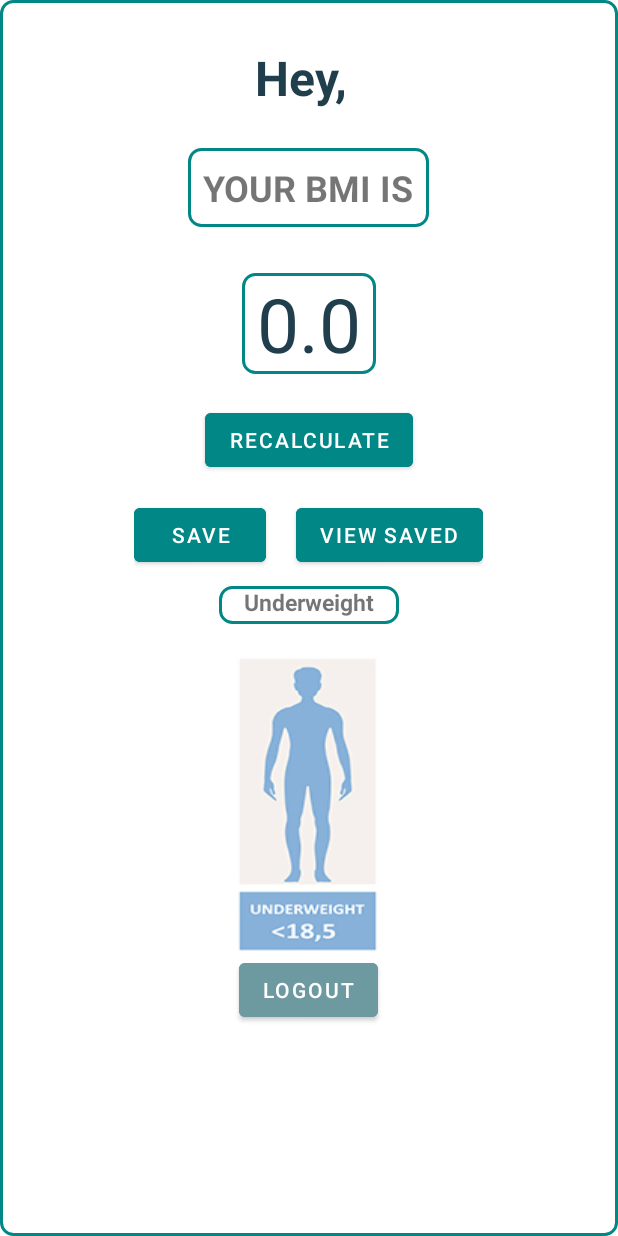
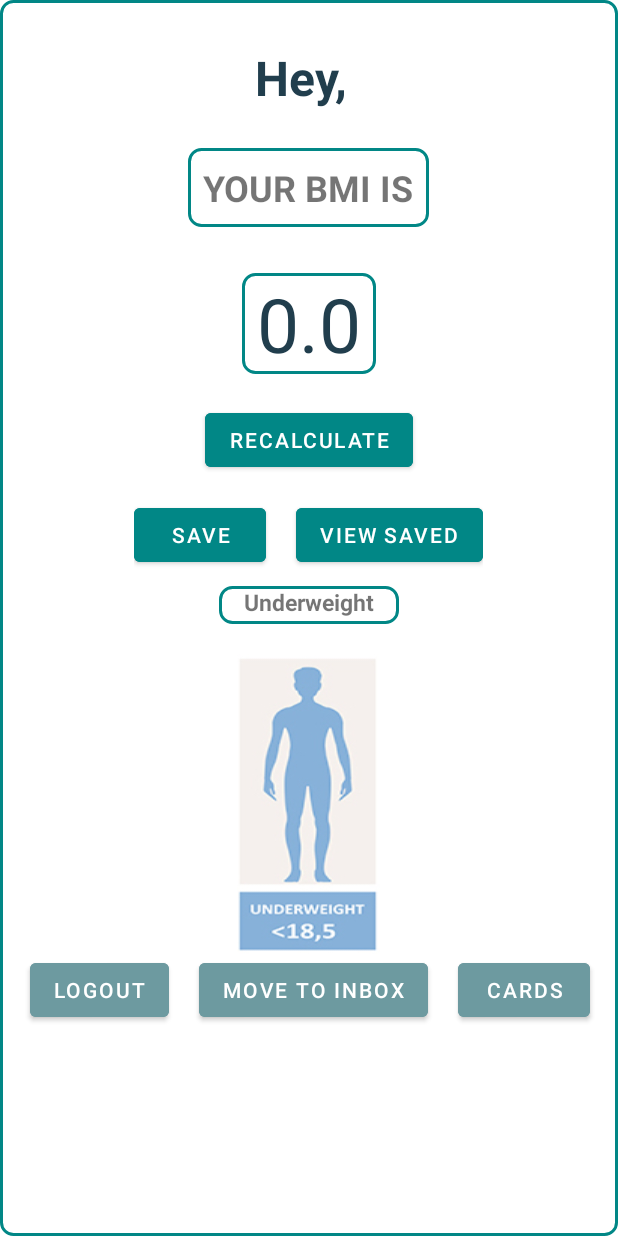
Before and after one commit to SadafMuneer9/BMIBMICalculator, an Android app: the OutputScreen screen opened directly, with no data from a screen before it, on a phone screen of 412 x 824 dp. Run offline under Robolectric (Android 15) with nearby library versions, the phone set to English and light mode, and no system bars; libraries missing offline, so code that uses them is left out: com.moe.pushlibrary, com.moengage.cards, com.moengage.core, com.moengage.inbox.

Commit message:
Notification Centre

```diff
--- a/app/src/main/AndroidManifest.xml
+++ b/app/src/main/AndroidManifest.xml
@@ -48,6 +48,10 @@
             android:name="com.moe.pushlibrary.activities.MoEActivity"
             android:label="[MainActivity]"
             android:parentActivityName=".MainActivity" />
+        <activity
+            android:name="com.moengage.cards.ui.CardActivity"
+            android:label="@string/moe_card_feed_title"
+            android:theme="@style/MoECardTheme.NoActionBar"/>
     </application>
 
 </manifest>
--- a/app/src/main/java/android/example/bmicalculator/Application.kt
+++ b/app/src/main/java/android/example/bmicalculator/Application.kt
@@ -16,6 +16,7 @@ import com.moengage.core.config.NotificationConfig
 import com.moengage.core.model.AppStatus
 import com.moengage.inapp.MoEInAppHelper
 import com.moengage.inapp.listeners.InAppMessageListener
+import com.moengage.inbox.core.MoEInboxHelper
 import com.moengage.pushbase.MoEPushHelper
 
 class Application : Application() {
@@ -39,6 +40,7 @@ class Application : Application() {
         MoEPushHelper.getInstance().messageListener = CustomPushMessageListener()
         MoEInAppHelper.getInstance().addInAppLifeCycleListener(InAppLifeCycle())
         MoEInAppHelper.getInstance().registerListener(android.example.bmicalculator.InAppMessageListener())
+        MoEInboxHelper.getInstance().getUnClickedMessagesCount(applicationContext)
         trackInstallOrUpdate()
         createNotificationChannel()
     }
--- a/app/src/main/java/android/example/bmicalculator/OutputScreen.kt
+++ b/app/src/main/java/android/example/bmicalculator/OutputScreen.kt
@@ -8,7 +8,9 @@ import android.widget.ImageView
 import android.widget.TextView
 import androidx.appcompat.app.AppCompatActivity
 import com.moe.pushlibrary.MoEHelper
+import com.moengage.cards.ui.CardActivity
 import com.moengage.core.Properties
+import com.moengage.inbox.ui.view.InboxActivity
 
 class OutputScreen : AppCompatActivity() {
 
@@ -21,6 +23,8 @@ class OutputScreen : AppCompatActivity() {
     private lateinit var saveBtn: Button
     private lateinit var ViewBtn: Button
     private lateinit var logoutBtn: Button
+    private lateinit var inboxBtn: Button
+    private lateinit var cardBtn: Button
     private val bmiList = ArrayList<BMI>()
 
     override fun onCreate(savedInstanceState: Bundle?) {
@@ -35,6 +39,8 @@ class OutputScreen : AppCompatActivity() {
         saveBtn = findViewById(R.id.saveBtn)
         ViewBtn = findViewById(R.id.ViewBtn)
         logoutBtn = findViewById(R.id.logoutBtn)
+        inboxBtn = findViewById(R.id.inboxBtn)
+        cardBtn = findViewById(R.id.cardBtn)
 
         val intent = intent
 
@@ -65,6 +71,14 @@ class OutputScreen : AppCompatActivity() {
             val bundle = Bundle()
             bundle.putParcelableArrayList("bmiList", bmiList)
             intent.putExtras(bundle)
+            startActivity(intent)
+        }
+        inboxBtn.setOnClickListener{
+            val intent = Intent(this, InboxActivity::class.java)
+            startActivity(intent)
+        }
+        cardBtn.setOnClickListener{
+            val intent = Intent(this, CardActivity::class.java)
             startActivity(intent)
         }
 
--- a/app/src/main/res/layout/activity_output_screen.xml
+++ b/app/src/main/res/layout/activity_output_screen.xml
@@ -116,15 +116,41 @@
         android:layout_gravity="center"
         android:layout_marginTop="10dp" />
 
+    <LinearLayout
+        android:layout_width="match_parent"
+        android:layout_height="wrap_content">
+
         <Button
             android:id="@+id/logoutBtn"
+            android:layout_width="wrap_content"
+            android:layout_height="wrap_content"
+            android:layout_gravity="center_horizontal"
+            android:layout_marginStart="20dp"
+            android:layout_marginEnd="10dp"
+            android:backgroundTint="@color/clrr"
+            android:text="Logout" />
+
+        <Button
+            android:id="@+id/inboxBtn"
             android:layout_width="wrap_content"
             android:layout_height="wrap_content"
             android:layout_gravity="center_horizontal"
             android:layout_marginStart="10dp"
             android:layout_marginEnd="10dp"
             android:backgroundTint="@color/clrr"
-        android:text="Logout" />
+            android:text="Move To Inbox" />
+        <Button
+            android:id="@+id/cardBtn"
+            android:layout_width="wrap_content"
+            android:layout_height="wrap_content"
+            android:layout_gravity="center_horizontal"
+            android:layout_marginStart="10dp"
+            android:layout_marginEnd="10dp"
+            android:backgroundTint="@color/clrr"
+            android:text="Cards" />
 
 
     </LinearLayout>
+
+
+</LinearLayout>
--- a/app/src/main/res/values/colors.xml
+++ b/app/src/main/res/values/colors.xml
@@ -15,4 +15,8 @@
     <color name="mycolor2">#213E4D</color>
     <color name="colorr">#9B9E6E</color>
     <color name="clrr">#6D9AA0</color>
+    <color name="moe_inbox_color_accent">#1C64D0</color>
+    <color name="moe_inbox_color_primary_dark">@color/moe_black</color>
+    <color name="moe_inbox_color_primary">@color/moe_white</color>
+    <color name="moe_inbox_control_color">@color/moe_black</color>
 </resources>
--- a/app/src/main/res/values/strings.xml
+++ b/app/src/main/res/values/strings.xml
@@ -29,4 +29,5 @@
     <string name="Height_cm">Height (Cm)</string>
     <string name="Height_in">Height (In)</string>
     <string name="Height_mt">Height (Mt)</string>
+    <string name="moe_inbox_notification_title">[LABEL]</string>
 </resources>
```
Also changed, not shown: app/build.gradle (+6 -1 lines). Lines whose indentation alone changed are shown as unchanged.
